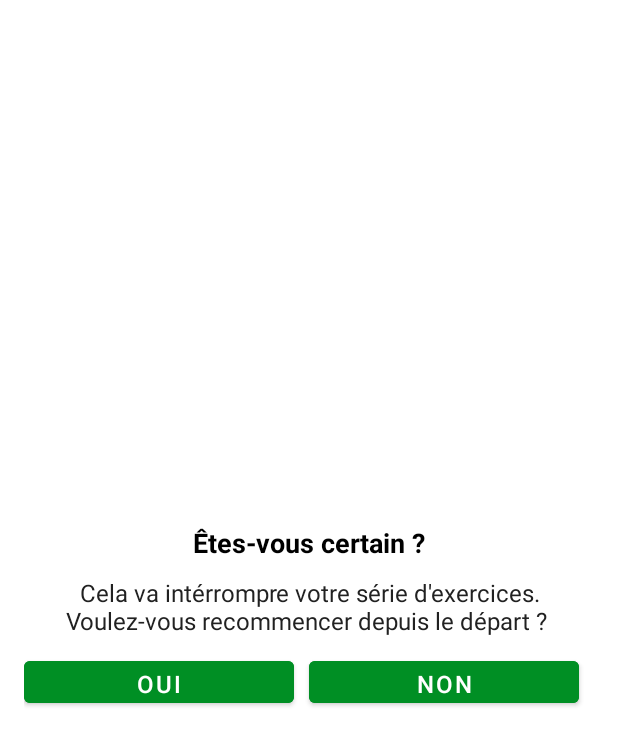
After one commit to cyberplanete/7MinutesMusculations_Kotlin, an Android app: the layout dialog_custom_back_confirmation.xml on its own in the app's theme, with its tools: preview values and no code run, on a phone screen of 412 x 824 dp. The commit adds this screen. Shown: the top 745 px of the screen. Run offline under Robolectric (Android 15) with nearby library versions, the phone set to English and light mode, and no system bars.

Commit message:
Ajout d'une fenêtre de confirmation dialog_custom_back_confirmation.xml - permettant de s'assurer que l'utilisateur souhaite bien intérrompre l'entrainement lorsque les boutons retour sont préssés.

```diff
--- a/app/src/main/java/net/cyberplanete/a7minutesWorkout_kotlin/ExerciseActivity.kt
+++ b/app/src/main/java/net/cyberplanete/a7minutesWorkout_kotlin/ExerciseActivity.kt
@@ -1,5 +1,6 @@
 package net.cyberplanete.a7minutesWorkout_kotlin
 
+import android.app.Dialog
 import android.content.Intent
 import android.media.MediaPlayer
 import android.net.Uri
@@ -12,6 +13,7 @@
 import android.widget.Toast
 import androidx.recyclerview.widget.LinearLayoutManager
 import net.cyberplanete.a7minutesWorkout_kotlin.databinding.ActivityExerciseBinding
+import net.cyberplanete.a7minutesWorkout_kotlin.databinding.DialogCustomBackConfirmationBinding
 import net.cyberplanete.a7minutesWorkout_kotlin.useful.Constants
 import net.cyberplanete.a7minutesWorkout_kotlin.useful.ExerciceModel
 import net.cyberplanete.a7minutesWorkout_kotlin.useful.ExerciceStatusAdaptateur
@@ -55,9 +57,12 @@
         /* Initialisation de l'exercice par defaut  */
         exerciceList = Constants.defaultExerciceList()
 
+        /* Bouton retour   <-  vers le début de l'exercice  */
         bindingExcerciseActivity?.toolbarExcercise?.setNavigationOnClickListener()
         {
-            onBackPressed()
+            //onBackPressed()
+            customDialogForBackButton()
+
         }
         /*
         Verification que le timer n'est pas déja en fonctionnement
@@ -67,6 +72,7 @@
         setupExerciceStatusRecyclerView()
 
     }
+
 
     /**
      * Function is used to set up the recycler view to UI.
@@ -164,7 +170,7 @@
         /**
          * Création de mon objet restTimer = object : CountDownTimer
          */
-        compteARebour = object : CountDownTimer( restTimerDuration * 1000, 1000) {
+        compteARebour = object : CountDownTimer(restTimerDuration * 1000, 1000) {
             /* TIMER */
             override fun onTick(p0: Long) {
                 /*
@@ -285,7 +291,10 @@
                     /* Fermeture de la page exercice*/
                     finish()
                     /* La page FinishActivity est affichée*/
-                    val intent = Intent(this@ExerciseActivity, FinishActivity::class.java) // intent est dans l'object "compteARebourExcercice = object". Il est par conséquent obligatoire d'être plus précis en ajoutant:  this@ExerciseActivity
+                    val intent = Intent(
+                        this@ExerciseActivity,
+                        FinishActivity::class.java
+                    ) // intent est dans l'object "compteARebourExcercice = object". Il est par conséquent obligatoire d'être plus précis en ajoutant:  this@ExerciseActivity
                     startActivity(intent)
                     Toast.makeText(
                         this@ExerciseActivity,
@@ -299,7 +308,36 @@
 
         }.start()
     }
+    // ********************************************* Gestion des boutons retour android *************************************
+    /* Gestion du bouton retour du menu android */
+    override fun onBackPressed() {
+        customDialogForBackButton()
+        //super.onBackPressed()
+    }
 
+    /* Gestion da la fleche retour du haut par un Custom Dialog which is used to ask user if he is sure to go back to the start */
+    private fun customDialogForBackButton() {
+        /* Je cree un dialog */
+        val customDialog = Dialog(this)
+        /* Binding sur le fichier xml dialog_custom_back_confirmation pour pouvoir écouter si il y a pression sur le bouton oui ou non*/
+        val dialogBinding = DialogCustomBackConfirmationBinding.inflate(layoutInflater)
+        /* Affichage de la page */
+        customDialog.setContentView(dialogBinding.root)
+        /* Ne pas permettre l'annulation lorsque que l'utilisateur click en dehors du dialog de confirmation */
+        customDialog.setCanceledOnTouchOutside(false)
+        /* Bouton oui*/
+        dialogBinding.btnYes.setOnClickListener {
+            this@ExerciseActivity.finish() //Si oui - Fermeture de l'activité Exercice
+            customDialog.dismiss()// Fermeture du customDialog
+        }
+        /* Bouton non */
+        dialogBinding.btnNo.setOnClickListener {
+            customDialog.dismiss()//Fermeture du customDialog
+
+        }
+        customDialog.show()
+    }
+    // ********************************************* END -- Gestion des boutons retour *************************************
 
     /* Destroying the timer when closing the activity or app */
     // START
--- /dev/null
+++ b/app/src/main/res/layout/dialog_custom_back_confirmation.xml
@@ -0,0 +1,64 @@
+<?xml version="1.0" encoding="utf-8"?>
+<LinearLayout xmlns:android="http://schemas.android.com/apk/res/android"
+    android:layout_width="match_parent"
+    android:layout_height="match_parent"
+    android:gravity="center"
+    android:orientation="vertical"
+    android:padding="16dp">
+
+
+    <TextView
+        android:layout_width="match_parent"
+        android:layout_height="wrap_content"
+        android:gravity="center"
+        android:text="Êtes-vous certain ?"
+        android:textColor="@android:color/black"
+        android:textSize="18sp"
+        android:textStyle="bold" />
+
+    <TextView
+        android:layout_width="match_parent"
+        android:layout_height="wrap_content"
+        android:layout_marginStart="10dp"
+        android:layout_marginTop="10dp"
+        android:layout_marginEnd="10dp"
+        android:gravity="center"
+        android:text="Cela va intérrompre votre série d'exercices. Voulez-vous recommencer depuis le départ ? "
+        android:textColor="#212121"
+        android:textSize="16sp" />
+
+    <LinearLayout
+        android:layout_width="match_parent"
+        android:layout_height="wrap_content"
+        android:layout_marginTop="10dp"
+        android:orientation="horizontal">
+
+        <Button
+            android:id="@+id/btn_yes"
+            android:layout_width="0dp"
+            android:layout_height="40dp"
+            android:layout_marginEnd="10dp"
+            android:layout_weight="1"
+            android:backgroundTint="@color/colorAccent"
+            android:gravity="center"
+            android:text="Oui"
+            android:textSize="16sp"
+            android:textColor="#ffffff"/>
+
+        <Button
+            android:id="@+id/btn_no"
+            android:layout_width="0dp"
+            android:layout_height="40dp"
+            android:layout_marginEnd="10dp"
+            android:layout_weight="1"
+            android:backgroundTint="@color/colorAccent"
+            android:gravity="center"
+            android:text="Non"
+            android:textSize="16sp"
+            android:textColor="#ffffff"/>
+
+    </LinearLayout>
+
+
+
+</LinearLayout>
```
